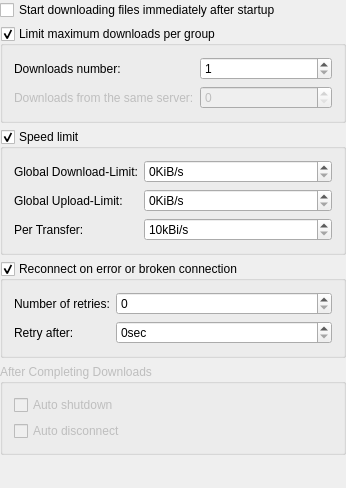
First picture: the form in conf/dlgnetwork.ui, repository KDE/kget, before the edit.
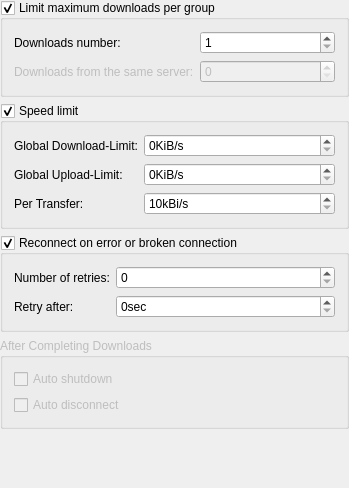
Second picture: the form after the edit.

```diff
--- a/conf/dlgnetwork.ui
+++ b/conf/dlgnetwork.ui
@@ -5,7 +5,7 @@
    <rect>
     <x>0</x>
     <y>0</y>
-    <width>346</width>
+    <width>349</width>
     <height>488</height>
    </rect>
   </property>
@@ -13,13 +13,6 @@
    <property name="margin" >
     <number>0</number>
    </property>
-   <item>
-    <widget class="QCheckBox" name="kcfg_DownloadAtStartup" >
-     <property name="text" >
-      <string>Start downloading files immediately after startup</string>
-     </property>
-    </widget>
-   </item>
    <item>
     <widget class="QGroupBox" name="kcfg_LimitDownloads" >
      <property name="title" >
```
